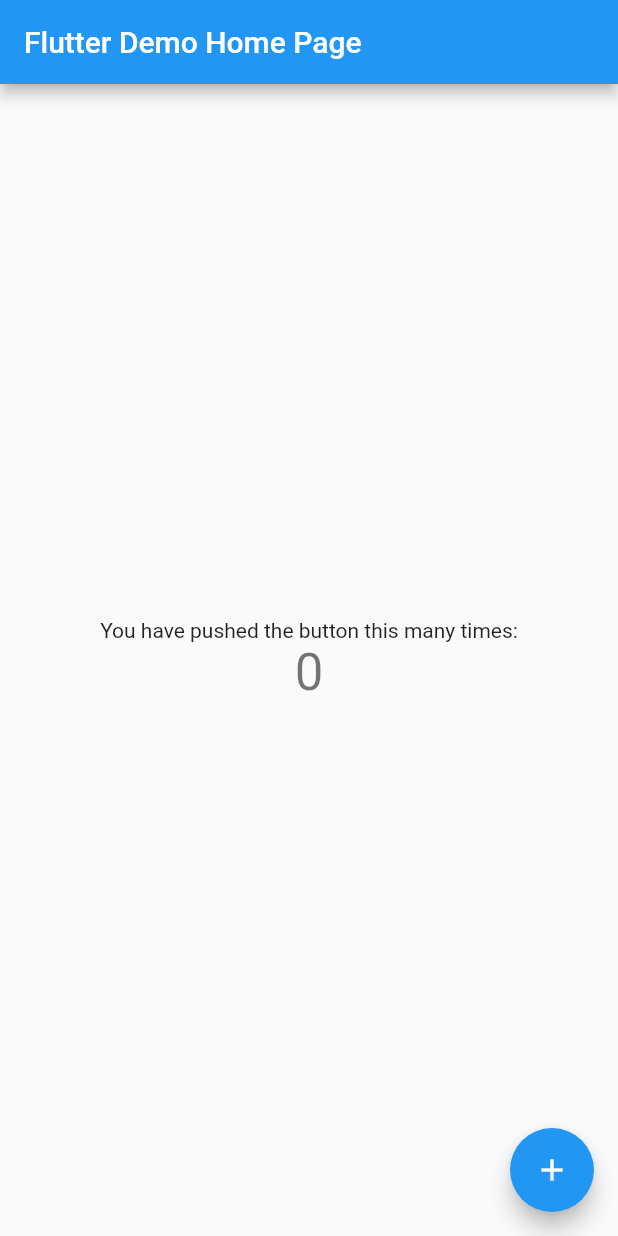
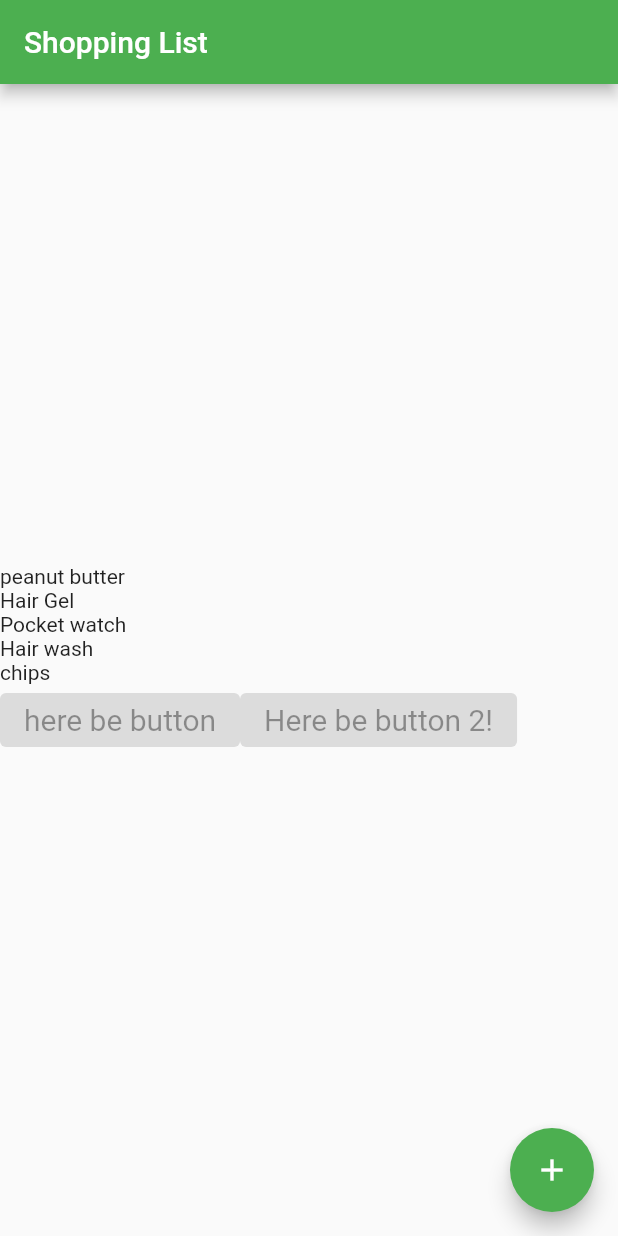
Before and after one commit to BlaximusIV/clan_manager, a Flutter app: the screen it shows after launch, on a phone screen of 412 x 824 dp. Run offline on Flutter 3.47's test engine with Material 2 defaults, Android fonts, the phone set to English and light mode, and no system bars.

Commit message:
Some cleanup, closer to the overall layout

```diff
--- a/clan_manager_app/analysis_options.yaml
+++ b/clan_manager_app/analysis_options.yaml
@@ -22,8 +22,8 @@
   # `// ignore_for_file: name_of_lint` syntax on the line or in the file
   # producing the lint.
   rules:
-    # avoid_print: false  # Uncomment to disable the `avoid_print` rule
-    # prefer_single_quotes: true  # Uncomment to enable the `prefer_single_quotes` rule
+  # avoid_print: false  # Uncomment to disable the `avoid_print` rule
+  # prefer_single_quotes: true  # Uncomment to enable the `prefer_single_quotes` rule
 
 # Additional information about this file can be found at
 # https://dart.dev/guides/language/analysis-options
--- a/clan_manager_app/lib/main.dart
+++ b/clan_manager_app/lib/main.dart
@@ -1,8 +1,7 @@
 import 'package:flutter/material.dart';
+import 'shopping_list_item.dart';
 
-void main() {
-  runApp(const MyApp());
-}
+void main() => runApp(const MyApp());
 
 class MyApp extends StatelessWidget {
   const MyApp({Key? key}) : super(key: key);
@@ -11,35 +10,17 @@
   @override
   Widget build(BuildContext context) {
     return MaterialApp(
-      title: 'Flutter Demo',
+      title: 'Clan Manager',
       theme: ThemeData(
-        // This is the theme of your application.
-        //
-        // Try running your application with "flutter run". You'll see the
-        // application has a blue toolbar. Then, without quitting the app, try
-        // changing the primarySwatch below to Colors.green and then invoke
-        // "hot reload" (press "r" in the console where you ran "flutter run",
-        // or simply save your changes to "hot reload" in a Flutter IDE).
-        // Notice that the counter didn't reset back to zero; the application
-        // is not restarted.
-        primarySwatch: Colors.blue,
+        primarySwatch: Colors.green,
       ),
-      home: const MyHomePage(title: 'Flutter Demo Home Page'),
+      home: const MyHomePage(title: 'Shopping List'),
     );
   }
 }
 
 class MyHomePage extends StatefulWidget {
   const MyHomePage({Key? key, required this.title}) : super(key: key);
-
-  // This widget is the home page of your application. It is stateful, meaning
-  // that it has a State object (defined below) that contains fields that affect
-  // how it looks.
-
-  // This class is the configuration for the state. It holds the values (in this
-  // case the title) provided by the parent (in this case the App widget) and
-  // used by the build method of the State. Fields in a Widget subclass are
-  // always marked "final".
 
   final String title;
 
@@ -49,6 +30,16 @@
 
 class _MyHomePageState extends State<MyHomePage> {
   int _counter = 0;
+
+  final List<ShoppingListItem> _items = [
+    ShoppingListItem('peanut butter', false),
+    ShoppingListItem('Hair Gel', false),
+    ShoppingListItem('Pocket watch', true),
+    ShoppingListItem('Hair wash', true),
+    ShoppingListItem('chips', false)
+  ];
+
+  void reload() => setState(() {});
 
   void _incrementCounter() {
     setState(() {
@@ -63,6 +54,31 @@
 
   @override
   Widget build(BuildContext context) {
+    final ButtonStyle style =
+        ElevatedButton.styleFrom(textStyle: const TextStyle(fontSize: 20));
+
+    List<Widget> getWidgets(){
+      var widgets = _items
+          .map<Widget>((item) => Text(item.itemName))
+          .toList();
+
+      widgets.add(Row(
+        children: [
+          ElevatedButton(
+            style: style,
+            onPressed: null,
+            child: const Text('here be button'),
+          ),
+          ElevatedButton(
+            style: style,
+            onPressed: null,
+            child: const Text('Here be button 2!')
+          )
+        ],
+      ));
+
+      return widgets;
+    }
     // This method is rerun every time setState is called, for instance as done
     // by the _incrementCounter method above.
     //
@@ -71,45 +87,21 @@
     // than having to individually change instances of widgets.
     return Scaffold(
       appBar: AppBar(
-        // Here we take the value from the MyHomePage object that was created by
-        // the App.build method, and use it to set our appbar title.
+
         title: Text(widget.title),
       ),
       body: Center(
-        // Center is a layout widget. It takes a single child and positions it
-        // in the middle of the parent.
         child: Column(
-          // Column is also a layout widget. It takes a list of children and
-          // arranges them vertically. By default, it sizes itself to fit its
-          // children horizontally, and tries to be as tall as its parent.
-          //
-          // Invoke "debug painting" (press "p" in the console, choose the
-          // "Toggle Debug Paint" action from the Flutter Inspector in Android
-          // Studio, or the "Toggle Debug Paint" command in Visual Studio Code)
-          // to see the wireframe for each widget.
-          //
-          // Column has various properties to control how it sizes itself and
-          // how it positions its children. Here we use mainAxisAlignment to
-          // center the children vertically; the main axis here is the vertical
-          // axis because Columns are vertical (the cross axis would be
-          // horizontal).
           mainAxisAlignment: MainAxisAlignment.center,
-          children: <Widget>[
-            const Text(
-              'You have pushed the button this many times:',
-            ),
-            Text(
-              '$_counter',
-              style: Theme.of(context).textTheme.headline4,
-            ),
-          ],
+          crossAxisAlignment: CrossAxisAlignment.stretch,
+          children: getWidgets(),
         ),
       ),
       floatingActionButton: FloatingActionButton(
         onPressed: _incrementCounter,
         tooltip: 'Increment',
         child: const Icon(Icons.add),
-      ), // This trailing comma makes auto-formatting nicer for build methods.
+      ),
     );
   }
 }
--- /dev/null
+++ b/clan_manager_app/lib/shopping_list_item.dart
@@ -0,0 +1,6 @@
+class ShoppingListItem {
+  String itemName;
+  bool isComplete;
+
+  ShoppingListItem(this.itemName, this.isComplete);
+}
```
Also changed, not shown: 20 other files.
